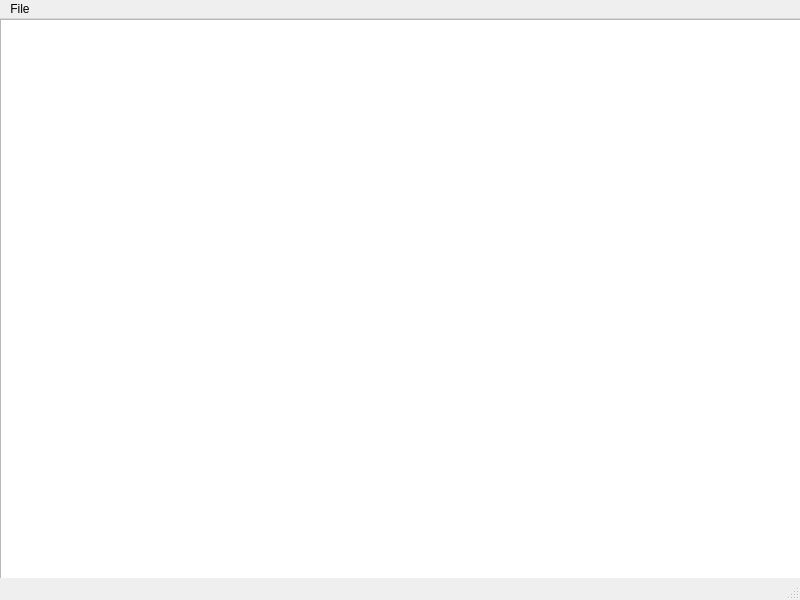
The window that FileExplorer/notepad.ui (ftMadrid/FileExplorer) describes before a commit, drawn with Qt 5.
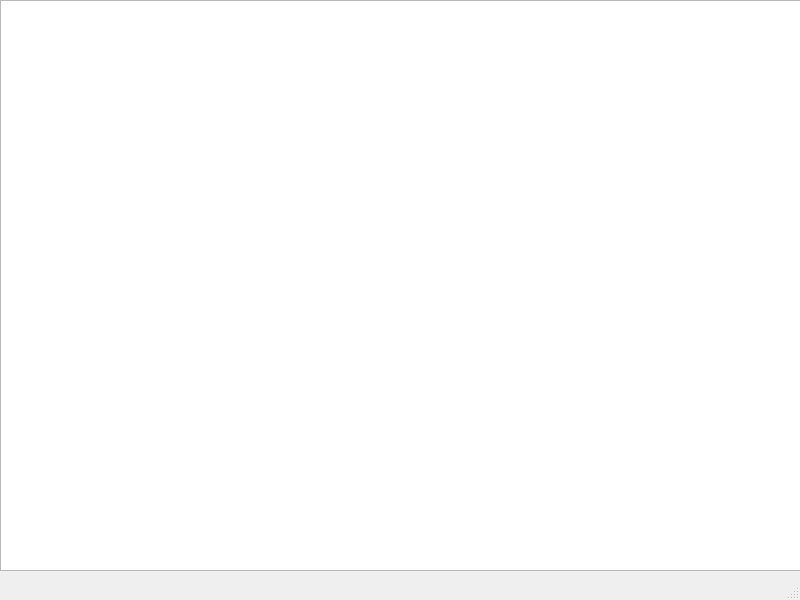
The same window after the commit.

```diff
--- a/FileExplorer/notepad.ui
+++ b/FileExplorer/notepad.ui
@@ -28,24 +28,6 @@
     </property>
    </widget>
   </widget>
-  <widget class="QMenuBar" name="menubar">
-   <property name="geometry">
-    <rect>
-     <x>0</x>
-     <y>0</y>
-     <width>800</width>
-     <height>24</height>
-    </rect>
-   </property>
-   <widget class="QMenu" name="menuFile">
-    <property name="title">
-     <string>File</string>
-    </property>
-    <addaction name="actionLoad_File"/>
-    <addaction name="actionSave_File"/>
-   </widget>
-   <addaction name="menuFile"/>
-  </widget>
   <widget class="QStatusBar" name="statusbar"/>
   <action name="actionLoad_File">
    <property name="text">
```
Left out of the diff: 16 changed lines with no effect on the pictures.
